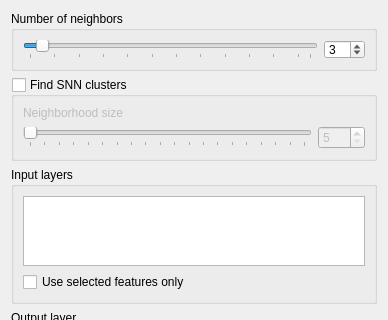
This is ui_concavehull.ui in detlevn/QGIS-ConcaveHull-Plugin as Qt 5 draws it before an edit; both pictures show x 0 to 388 and y 0 to 320 of the 388 by 572 pixel window. The edited form follows.
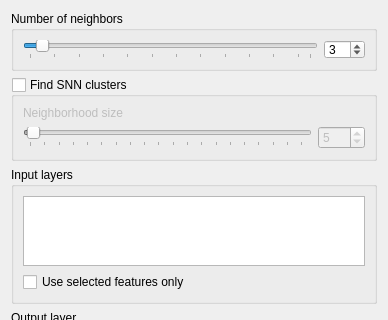
This is the edited form.

Patch:
```diff
--- a/ui_concavehull.ui
+++ b/ui_concavehull.ui
@@ -170,7 +170,7 @@
          <item>
           <widget class="QSlider" name="hs_neighborhood_list_size">
            <property name="minimum">
-            <number>5</number>
+            <number>4</number>
            </property>
            <property name="maximum">
             <number>100</number>
@@ -195,7 +195,7 @@
          <item>
           <widget class="QSpinBox" name="sb_neighborhood_list_size">
            <property name="minimum">
-            <number>5</number>
+            <number>4</number>
            </property>
            <property name="maximum">
             <number>100</number>
```
